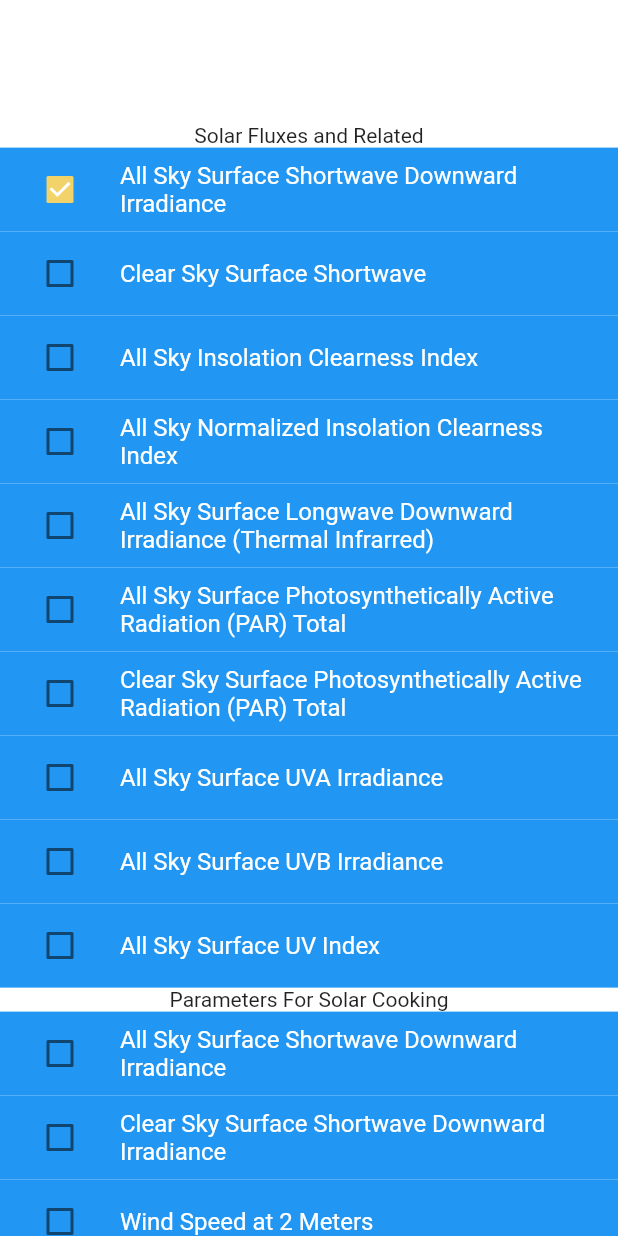
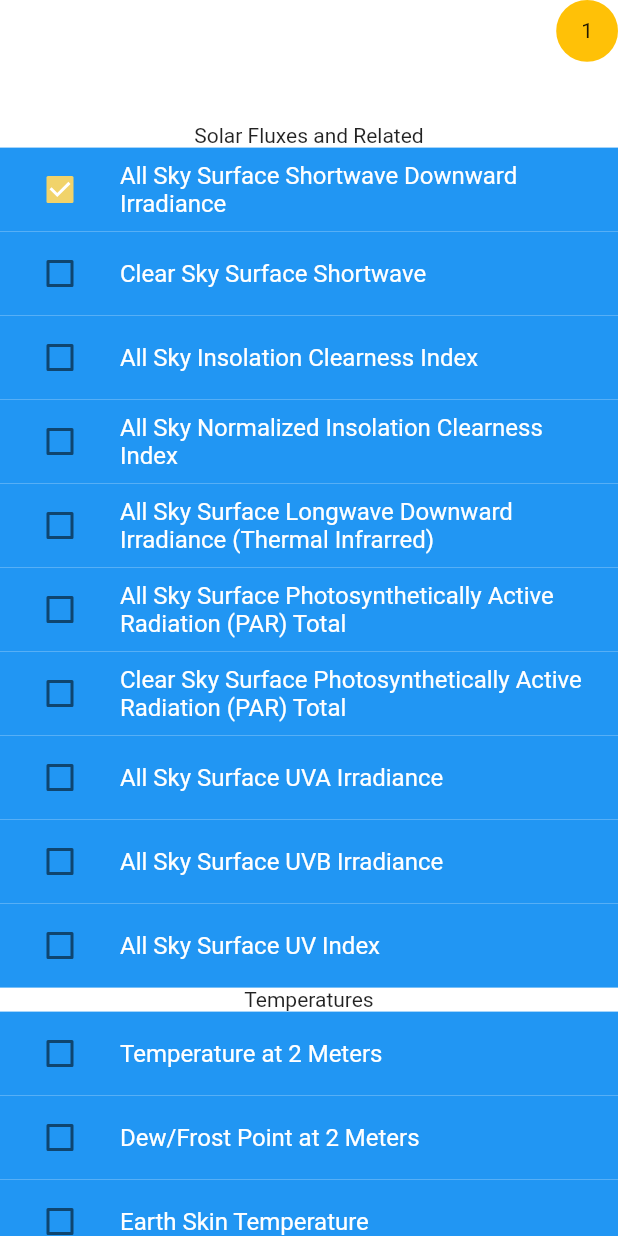
Before and after one commit to BrunBrand/Radiance, a Flutter app: the screen it shows after launch, after a tap on "All Sky Surface Shortwave Downward Irrad", on a phone screen of 412 x 824 dp. Run offline on Flutter 3.47's test engine with Material 2 defaults, Android fonts, the phone set to English and light mode, and no system bars; our stand-ins replace syncfusion_flutter_charts.

Commit message:
Add interaction between child SelectListView and parent Home

```diff
--- a/lib/main.dart
+++ b/lib/main.dart
@@ -14,6 +14,7 @@ class MyApp extends StatelessWidget {
   Widget build(BuildContext context) {
     SystemChrome.setEnabledSystemUIMode(SystemUiMode.immersiveSticky);
     return MaterialApp(
+      debugShowCheckedModeBanner: false,
       home: Home(),
     );
   }
--- a/lib/pages/home/home.dart
+++ b/lib/pages/home/home.dart
@@ -8,15 +8,67 @@ class Home extends StatefulWidget {
 
   @override
   _HomeState createState() => _HomeState();
+
+  static _HomeState? of(BuildContext context) =>
+      context.findAncestorStateOfType<_HomeState>();
 }
 
 class _HomeState extends State<Home> {
+  int _nOfSelectedItems = 0;
+  String selected = '0';
+
+  final textController = TextEditingController();
+
+  late List<String> _list = [];
+
+  void setList(String value) {
+    setState(() {
+      _list.contains(value) ? _list.remove(value) : _list.add(value);
+    });
+  }
+
+/*
+  String _string = '0';
+
+  set string(String value) => setState(() {
+        if (_list.contains(value)) {
+          _list.remove(value);
+        } else
+          _list.add(value);
+      });
+*/
+  @override
+  void initState() {
+    super.initState();
+    textController.addListener(() {
+      selected = _list.length.toString();
+    });
+  }
+
+  @override
+  void dispose() {
+    textController.dispose();
+    super.dispose();
+  }
+
   @override
   Widget build(BuildContext context) {
+    print(_list);
     return Scaffold(
         backgroundColor: Colors.white,
-        body: SingleChildScrollView(
-          //physics: ScrollPhysics(),
+        body: Stack(
+          alignment: Alignment.topRight,
+          children: [
+            Container(
+              decoration: BoxDecoration(
+                  color: Colors.amber,
+                  borderRadius: BorderRadius.all(Radius.circular(100))),
+              height: MediaQuery.of(context).size.height * 0.05,
+              width: MediaQuery.of(context).size.width * 0.1,
+              alignment: Alignment.center,
+              child: Text(_list.length.toString()),
+            ),
+            SingleChildScrollView(
               child: Column(
                 children: [
                   Padding(
@@ -37,13 +89,6 @@ class _HomeState extends State<Home> {
                       'All Sky Surface UV Index'
                     ],
                   ),
-              SelectListView(
-                  listLabel: 'Parameters For Solar Cooking',
-                  list: const [
-                    'All Sky Surface Shortwave Downward Irradiance',
-                    'Clear Sky Surface Shortwave Downward Irradiance',
-                    'Wind Speed at 2 Meters'
-                  ]),
                   SelectListView(listLabel: 'Temperatures', list: const [
                     'Temperature at 2 Meters',
                     'Dew/Frost Point at 2 Meters',
@@ -59,6 +104,7 @@ class _HomeState extends State<Home> {
                   ]),
                   SelectListView(listLabel: 'Wind/Pressure', list: const [
                     'Surface Pressure',
+                    'Wind Speed at 2 Meters',
                     'Wind Speed at 10 Meters',
                     'Wind Speed at 10 Meters Maximum',
                     'Wind Speed at 10 Meters Minimum',
@@ -70,6 +116,28 @@ class _HomeState extends State<Home> {
                   ]),
                 ],
               ),
+            )
+          ],
+          //physics: ScrollPhysics(),
         ));
   }
 }
+
+typedef void IntCallback(int id);
+
+class Son extends StatelessWidget {
+  final IntCallback onSonChanged;
+  Son({required this.onSonChanged});
+
+  int elementId = 3;
+
+  @override
+  Widget build(BuildContext context) {
+    return ElevatedButton(
+      onPressed: () {
+        onSonChanged(5);
+      },
+      child: Text('Click me the callback! ' + elementId.toString()),
+    );
+  }
+}
--- a/lib/widgets/select_list_view.dart
+++ b/lib/widgets/select_list_view.dart
@@ -1,10 +1,13 @@
 import 'package:flutter/material.dart';
 import 'package:flutter/rendering.dart';
+import 'package:sun_time/pages/home/home.dart';
 import '../styles.dart';
 
 class SelectListView extends StatefulWidget {
   late String _listLabel;
   late List<String> _list;
+
+  late final IntCallback onSonChanged;
 
   SelectListView(
       {Key? key, required String listLabel, required List<String> list})
@@ -18,11 +21,13 @@ class SelectListView extends StatefulWidget {
 }
 
 class _SelectListViewState extends State<SelectListView> {
-  List<String> _selectedItems = [];
   List<bool> _selectedBoxes = List.filled(10, false);
+
+  int itensSelected = 0;
 
   @override
   Widget build(BuildContext context) {
+    //print(_selectedItems);
     return Container(
       child: Column(
         children: [
@@ -36,9 +41,15 @@ class _SelectListViewState extends State<SelectListView> {
                 tileColor: Colors.blue,
                 onTap: () {
                   setState(() {
-                    _selectedBoxes[index] == true
-                        ? _selectedBoxes[index] = false
-                        : _selectedBoxes[index] = true;
+                    if (_selectedBoxes[index] == true) {
+                      _selectedBoxes[index] = false;
+
+                      Home.of(context)!.setList(widget._list[index]);
+                    } else {
+                      _selectedBoxes[index] = true;
+
+                      Home.of(context)!.setList(widget._list[index]);
+                    }
                   });
                 },
                 leading: Checkbox(
--- a/pubspec.yaml
+++ b/pubspec.yaml
@@ -48,7 +48,7 @@ dev_dependencies:
   syncfusion_flutter_charts: ^19.2.62
   introduction_screen: ^2.1.0
   flutter_native_splash: ^1.2.4
-  google_maps_flutter: ^2.0.11
+
 
 # For information on the generic Dart part of this file, see the
 # following page: https://dart.dev/tools/pub/pubspec
```
Also changed, not shown: pubspec.lock. Lines whose indentation alone changed are shown as unchanged.
